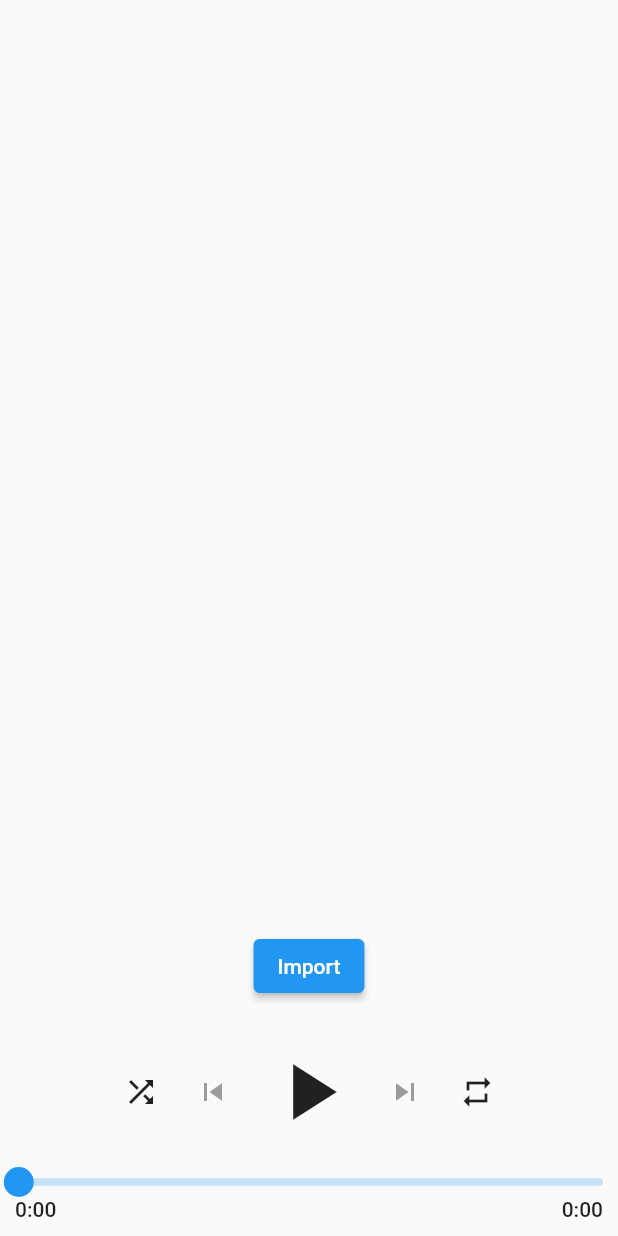
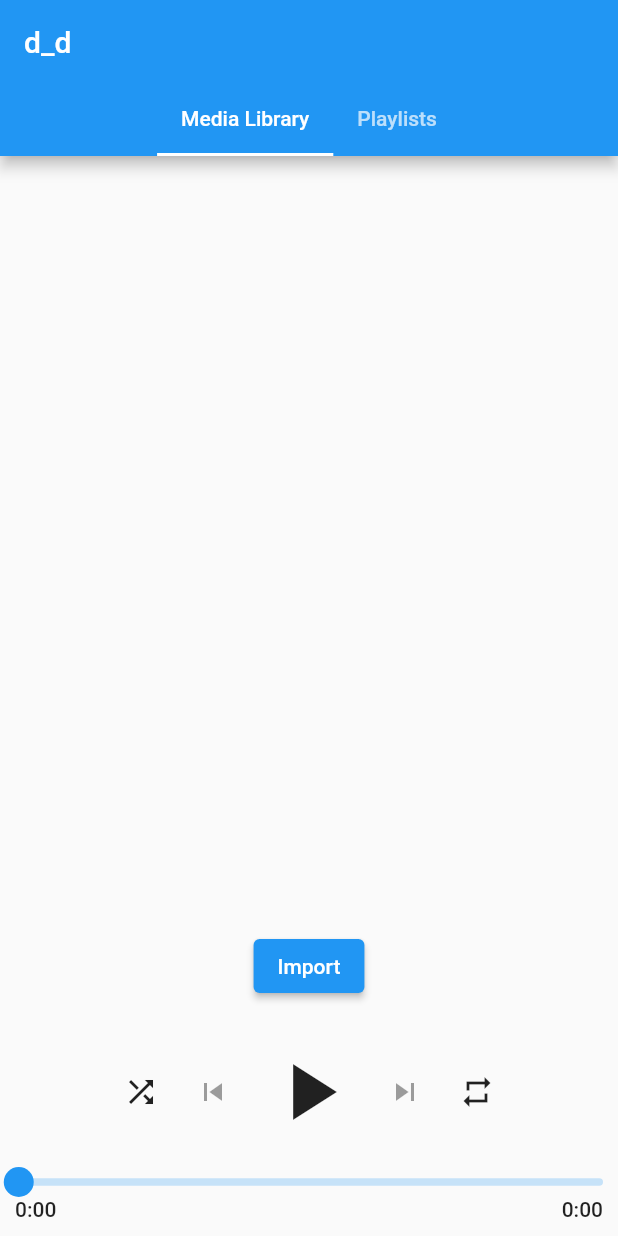
Before and after one commit to scintillavoy/discoid, a Flutter app: the screen it shows after launch, on a phone screen of 412 x 824 dp. Run offline on Flutter 3.47's test engine with Material 2 defaults, Android fonts, the light colour scheme and no system bars; drawn by our look-alikes of audio_video_progress_bar; our stand-ins replace file_picker, just_audio, rxdart, sembast; missing offline and left inert: id3tag.

Commit message:
Implement tab interface

```diff
--- a/lib/screens/home.dart
+++ b/lib/screens/home.dart
@@ -1,6 +1,7 @@
 import 'package:discoid/screens/import_button.dart';
 import 'package:discoid/screens/media_library_screen.dart';
 import 'package:discoid/screens/player_controller.dart';
+import 'package:discoid/screens/playlists.dart';
 import 'package:flutter/material.dart';
 
 class Home extends StatelessWidget {
@@ -11,10 +12,30 @@ class Home extends StatelessWidget {
     return Scaffold(
       body: SafeArea(
         child: Column(
-          children: const [
-            Expanded(child: MediaLibraryScreen()),
-            ImportButton(),
-            PlayerController(),
+          children: [
+            DefaultTabController(
+              length: 2,
+              child: Expanded(
+                child: Scaffold(
+                  appBar: AppBar(
+                    title: const Text('d_d'),
+                    bottom: const TabBar(
+                      isScrollable: true,
+                      tabs: [
+                        Tab(text: "Media Library"),
+                        Tab(text: "Playlists"),
+                      ],
+                    ),
+                  ),
+                  body: TabBarView(children: [
+                    const MediaLibraryScreen(),
+                    Playlists(),
+                  ]),
+                ),
+              ),
+            ),
+            const ImportButton(),
+            const PlayerController(),
           ],
         ),
       ),
--- a/lib/screens/playlist_screen.dart
+++ b/lib/screens/playlist_screen.dart
@@ -10,7 +10,11 @@ class PlaylistScreen extends StatelessWidget {
 
   @override
   Widget build(BuildContext context) {
-    return ListView(
+    return Scaffold(
+      appBar: AppBar(
+        title: Text(_playlist.name),
+      ),
+      body: ListView(
         children: [
           for (int i = 0; i < _playlist.items.length; i++)
             ListTile(
@@ -29,6 +33,7 @@ class PlaylistScreen extends StatelessWidget {
               },
             ),
         ],
+      ),
     );
   }
 }
--- a/lib/screens/playlists.dart
+++ b/lib/screens/playlists.dart
@@ -4,23 +4,30 @@ import 'package:flutter/material.dart';
 import 'package:provider/provider.dart';
 
 class Playlists extends StatelessWidget {
-  const Playlists({Key? key}) : super(key: key);
+  final GlobalKey<NavigatorState> _navigatorKey = GlobalKey<NavigatorState>();
+
+  Playlists({Key? key}) : super(key: key);
 
   @override
   Widget build(BuildContext context) {
     return Consumer<PlaylistService>(
       builder: (_, playlistService, __) {
-        return ListView(
+        return Navigator(
+          key: _navigatorKey,
+          onGenerateRoute: (_) => MaterialPageRoute(
+            builder: (_) => ListView(
               children: playlistService.playlists.map((playlist) {
                 return ListTile(
                   title: Text(playlist.name),
                   onTap: () {
-                Navigator.of(context).push(MaterialPageRoute(
+                    _navigatorKey.currentState!.push(MaterialPageRoute(
                       builder: (_) => PlaylistScreen(playlist),
                     ));
                   },
                 );
               }).toList(),
+            ),
+          ),
         );
       },
     );
--- a/lib/services/playlist_service.dart
+++ b/lib/services/playlist_service.dart
@@ -3,14 +3,35 @@ import 'package:discoid/models/media.dart';
 
 class PlaylistService {
   List<Playlist> playlists = [
-    Playlist(name: "Dummy playlist", items: [
-      // Media(
-      //   title: "Dummy song",
-      //   artist: "Dummy artist",
-      //   album: "Dummy album",
-      //   uri: Uri.parse("Dummy uri"),
-      // ),
-    ]),
+    Playlist(
+      name: "Dummy playlist",
+      items: [
+        Media(
+          uri: "Dummy uri",
+          title: "Dummy song",
+          artist: "Dummy artist",
+          album: "Dummy album",
+          playCount: 0,
+          skipCount: 0,
+        ),
+        Media(
+          uri: "Dummy uri",
+          title: "Dummy song",
+          artist: "Dummy artist",
+          album: "Dummy album",
+          playCount: 0,
+          skipCount: 0,
+        ),
+        Media(
+          uri: "Dummy uri",
+          title: "Dummy song",
+          artist: "Dummy artist",
+          album: "Dummy album",
+          playCount: 0,
+          skipCount: 0,
+        ),
+      ],
+    ),
   ];
 
   List<Media> get allItems {
```
Lines whose indentation alone changed are shown as unchanged.
